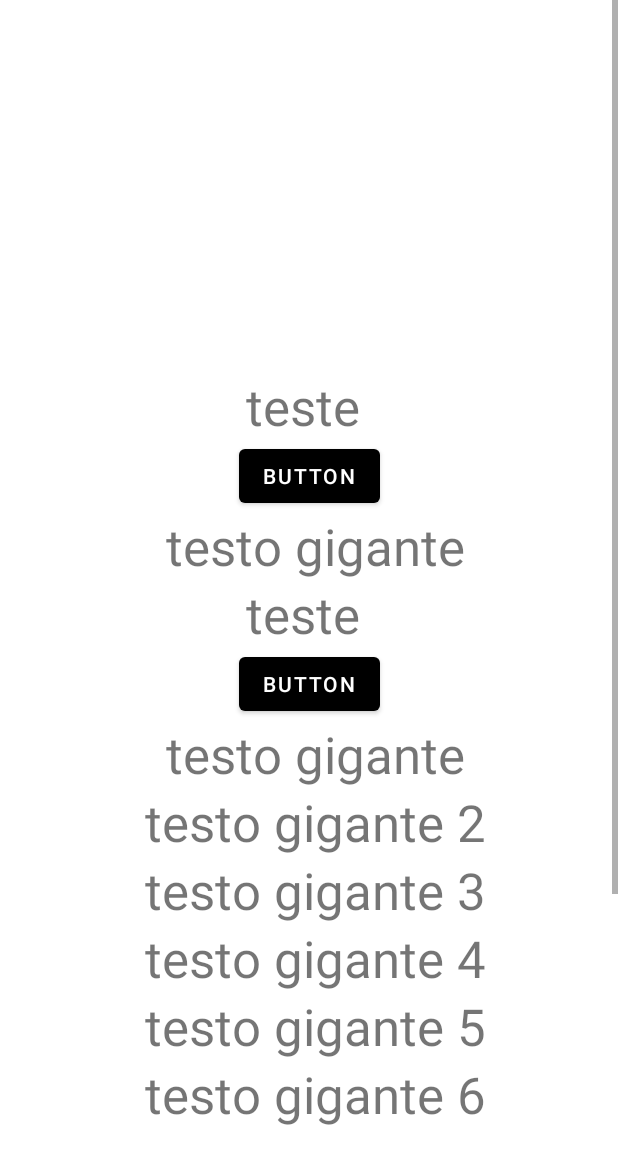
After one commit to Henrique8m/Supervisorio_Android, an Android app: the layout fragment_screen_slide_page2.xml on its own in the app's theme, with its tools: preview values and no code run, on a phone screen of 412 x 824 dp. The commit adds this screen. Shown: the top 1164 px of the screen. Run offline under Robolectric (Android 15) with nearby library versions, the phone set to English and light mode, and no system bars.

Commit message:
Screen Slide

```diff
--- a/app/src/main/AndroidManifest.xml
+++ b/app/src/main/AndroidManifest.xml
@@ -16,6 +16,9 @@
         android:supportsRtl="true"
         android:theme="@style/Theme.SupervisorioAndroid"
         tools:targetApi="31">
+        <activity android:name=".ScreenActivity">
+        </activity>
+
         <activity
             android:name=".ActivityGlendon"
             android:configChanges="orientation|keyboardHidden|screenSize"
--- /dev/null
+++ b/app/src/main/res/layout/activity_screen_slide.xml
@@ -0,0 +1,5 @@
+<?xml version="1.0" encoding="utf-8"?>
+<androidx.viewpager2.widget.ViewPager2 xmlns:android="http://schemas.android.com/apk/res/android"
+    android:id="@+id/pager"
+    android:layout_width="match_parent"
+    android:layout_height="match_parent"/>
--- /dev/null
+++ b/app/src/main/res/layout/fragment_screen_slide_page2.xml
@@ -0,0 +1,157 @@
+<?xml version="1.0" encoding="utf-8"?>
+<ScrollView xmlns:android="http://schemas.android.com/apk/res/android"
+    xmlns:app="http://schemas.android.com/apk/res-auto"
+    xmlns:tools="http://schemas.android.com/tools"
+    android:id="@+id/content"
+    android:layout_width="match_parent"
+    android:layout_height="match_parent"
+    >
+
+    <androidx.constraintlayout.widget.ConstraintLayout
+        android:layout_width="match_parent"
+        android:layout_height="wrap_content">
+
+        <TextView
+            android:id="@+id/textView"
+            android:layout_width="wrap_content"
+            android:layout_height="wrap_content"
+            android:layout_marginTop="248dp"
+            android:text="teste "
+            android:textSize="34sp"
+            app:layout_constraintEnd_toEndOf="parent"
+            app:layout_constraintHorizontal_bias="0.501"
+            app:layout_constraintStart_toStartOf="parent"
+            app:layout_constraintTop_toTopOf="parent" />
+
+        <Button
+            android:id="@+id/button2"
+            android:layout_width="wrap_content"
+            android:layout_height="wrap_content"
+            android:text="Button"
+            app:layout_constraintEnd_toEndOf="parent"
+            app:layout_constraintStart_toStartOf="parent"
+            app:layout_constraintTop_toBottomOf="@+id/textView" />
+
+        <TextView
+            android:id="@+id/textView2"
+            android:layout_width="wrap_content"
+            android:layout_height="wrap_content"
+            android:text=" testo gigante"
+            android:textSize="34sp"
+            app:layout_constraintEnd_toEndOf="parent"
+            app:layout_constraintStart_toStartOf="parent"
+            app:layout_constraintTop_toBottomOf="@+id/button2" />
+
+        <TextView
+            android:id="@+id/textView22"
+            android:layout_width="wrap_content"
+            android:layout_height="wrap_content"
+            android:text="teste "
+            android:textSize="34sp"
+            app:layout_constraintEnd_toEndOf="parent"
+            app:layout_constraintStart_toStartOf="parent"
+            app:layout_constraintTop_toBottomOf="@+id/textView2" />
+
+        <Button
+            android:id="@+id/button22"
+            android:layout_width="wrap_content"
+            android:layout_height="wrap_content"
+            android:text="Button"
+            app:layout_constraintEnd_toEndOf="parent"
+            app:layout_constraintStart_toStartOf="parent"
+            app:layout_constraintTop_toBottomOf="@+id/textView22" />
+
+        <TextView
+            android:id="@+id/textView222"
+            android:layout_width="wrap_content"
+            android:layout_height="wrap_content"
+            android:text=" testo gigante"
+            android:textSize="34sp"
+            app:layout_constraintEnd_toEndOf="parent"
+            app:layout_constraintStart_toStartOf="parent"
+            app:layout_constraintTop_toBottomOf="@+id/button22" />
+
+        <TextView
+            android:id="@+id/textView3"
+            android:layout_width="wrap_content"
+            android:layout_height="wrap_content"
+            android:text=" testo gigante 2"
+            android:textSize="34sp"
+            app:layout_constraintEnd_toEndOf="parent"
+            app:layout_constraintStart_toStartOf="parent"
+            app:layout_constraintTop_toBottomOf="@+id/textView222" />
+
+        <TextView
+            android:id="@+id/textView4"
+            android:layout_width="wrap_content"
+            android:layout_height="wrap_content"
+            android:text=" testo gigante 3"
+            android:textSize="34sp"
+            app:layout_constraintEnd_toEndOf="parent"
+            app:layout_constraintStart_toStartOf="parent"
+            app:layout_constraintTop_toBottomOf="@+id/textView3" />
+        <TextView
+            android:id="@+id/textView5"
+            android:layout_width="wrap_content"
+            android:layout_height="wrap_content"
+            android:text=" testo gigante 4"
+            android:textSize="34sp"
+            app:layout_constraintEnd_toEndOf="parent"
+            app:layout_constraintStart_toStartOf="parent"
+            app:layout_constraintTop_toBottomOf="@+id/textView4" />
+        <TextView
+            android:id="@+id/textView6"
+            android:layout_width="wrap_content"
+            android:layout_height="wrap_content"
+            android:text=" testo gigante 5"
+            android:textSize="34sp"
+            app:layout_constraintEnd_toEndOf="parent"
+            app:layout_constraintStart_toStartOf="parent"
+            app:layout_constraintTop_toBottomOf="@+id/textView5" />
+        <TextView
+            android:id="@+id/textView7"
+            android:layout_width="wrap_content"
+            android:layout_height="wrap_content"
+            android:text=" testo gigante 6"
+            android:textSize="34sp"
+            app:layout_constraintEnd_toEndOf="parent"
+            app:layout_constraintStart_toStartOf="parent"
+            app:layout_constraintTop_toBottomOf="@+id/textView6" />
+
+        <TextView
+            android:id="@+id/textView8"
+            android:layout_width="wrap_content"
+            android:layout_height="wrap_content"
+            android:layout_marginTop="248dp"
+            android:text=" testo gigante 7"
+            android:textSize="34sp"
+            app:layout_constraintEnd_toEndOf="parent"
+            app:layout_constraintStart_toStartOf="parent"
+            app:layout_constraintTop_toBottomOf="@+id/textView7" />
+
+        <Button
+            android:id="@+id/button9"
+            android:layout_width="wrap_content"
+            android:layout_height="wrap_content"
+            android:text="Button"
+            app:layout_constraintEnd_toEndOf="parent"
+            app:layout_constraintStart_toStartOf="parent"
+            app:layout_constraintTop_toBottomOf="@+id/textView8" />
+
+        <TextView
+            android:id="@+id/textView9"
+            android:layout_width="wrap_content"
+            android:layout_height="wrap_content"
+            android:text=" testo gigante"
+            android:textSize="34sp"
+            app:layout_constraintEnd_toEndOf="parent"
+            app:layout_constraintStart_toStartOf="parent"
+            app:layout_constraintTop_toBottomOf="@+id/button9" />
+
+
+
+
+
+
+    </androidx.constraintlayout.widget.ConstraintLayout>
+</ScrollView>
--- a/app/src/main/res/values/strings.xml
+++ b/app/src/main/res/values/strings.xml
@@ -28,4 +28,5 @@
     <string name="cq1">CQ 1</string>
     <string name="cq2">CQ 2</string>
     <string name="cq3">CQ 3</string>
+    <string name="slide_page">Slide Page</string>
 </resources>
```
Also changed, not shown: app/src/main/java/com/hrodriguesdev/supervisorioandroid/ActivityGlendon.kt (+30 -70 lines), app/src/main/java/com/hrodriguesdev/supervisorioandroid/FullscreenActivity.kt (+3 -8 lines), app/src/main/java/com/hrodriguesdev/supervisorioandroid/ScreenActivity.kt (added, +62 -0 lines), app/src/main/java/com/hrodriguesdev/supervisorioandroid/ScreenFragment.kt (added, +15 -0 lines), app/src/main/java/com/hrodriguesdev/supervisorioandroid/ScreenFragment2.kt (added, +14 -0 lines), app/src/main/res/layout/fragment_screen_slide_page.xml (added, +15 -0 lines).
